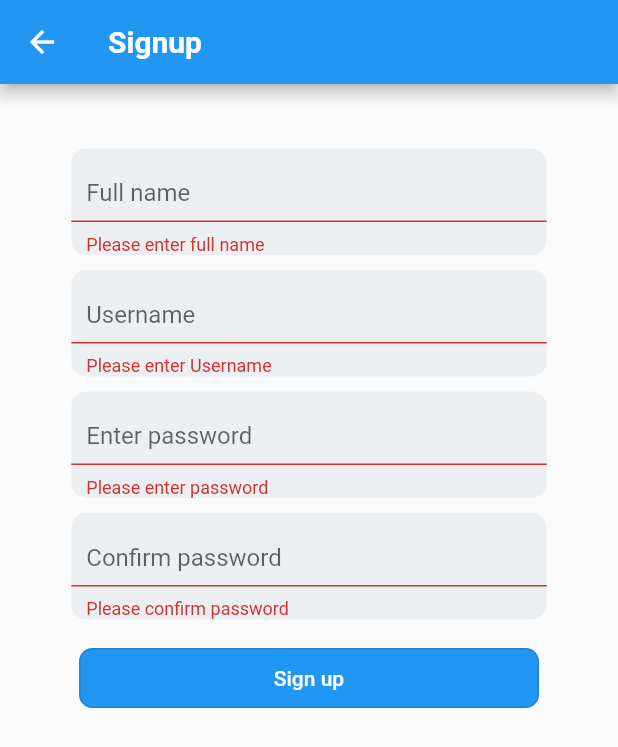
After one commit to saidmmevela/hossana_social, a Flutter app: the signup screen opened directly, after a tap on "Sign up", on a phone screen of 412 x 824 dp. The commit adds this screen. Shown: the top 747 px of the screen. Run offline on Flutter 3.47's test engine with Material 2 defaults, Android fonts, the phone set to English and light mode, and no system bars.

Commit message:
add registration page

```diff
--- a/lib/pages/login.dart
+++ b/lib/pages/login.dart
@@ -3,6 +3,7 @@ import 'dart:convert';
 import 'dart:io';
 
 import 'package:flutter/material.dart';
+import 'package:hossana_social/pages/signup.dart';
 import 'package:http/http.dart' as http;
 
 class Login extends StatefulWidget {
@@ -134,6 +135,20 @@ class _LoginState extends State<Login> {
                       }
 
                     ),
+                    SizedBox(height: 15),
+                    Text("Don't have an account?",style: TextStyle(color:Colors.blueGrey[300]),),
+                    TextButton(
+                      child: Text("Sign up",style: TextStyle(fontWeight: FontWeight.bold,color: Colors.blue,fontSize: 15),),
+
+                      onPressed: (){
+                          //route();
+                          Navigator.push(
+                            context,
+                            MaterialPageRoute(
+                                builder: (_) => signup()));
+                      },
+
+                    )
                   ],
                 ),
               )
--- /dev/null
+++ b/lib/pages/signup.dart
@@ -0,0 +1,223 @@
+//Author said mmevela
+import 'dart:convert';
+import 'dart:io';
+
+import 'package:flutter/cupertino.dart';
+import 'package:flutter/material.dart';
+import 'package:http/http.dart' as http;
+
+class signup extends StatefulWidget {
+
+  @override
+  _signupState createState() => _signupState();
+}
+
+class _signupState extends State<signup> {
+   final _formKey =GlobalKey<FormState>();
+
+  // late TabController _tabController;
+  TextEditingController _fullNameController = TextEditingController();
+  TextEditingController _usernameController = TextEditingController();
+  TextEditingController _passwordController = TextEditingController();
+  TextEditingController _passwordController1 = TextEditingController();
+
+ dynamic _value = 1;
+ dynamic _value1 = 1;
+ bool load =false;
+
+  @override
+  Widget build(BuildContext context) {
+    return Scaffold(
+      appBar: AppBar(
+        title:Text("Signup",
+       // title:Text("Vacinnes",
+            style: TextStyle(
+              fontWeight: FontWeight.bold
+            ),
+            ),
+        backgroundColor: Colors.blue,
+      ),
+      body: Container(
+        width: MediaQuery.of(context).size.width,
+        child: Padding(
+          padding: const EdgeInsets.all(8.0),
+          child: ListView(
+           // mainAxisAlignment: MainAxisAlignment.center,
+           // crossAxisAlignment: CrossAxisAlignment.center,
+            children: [
+              SizedBox(height: 35),
+              Form(
+                key:_formKey,
+                child: Column(
+                  mainAxisAlignment: MainAxisAlignment.center,
+                  crossAxisAlignment: CrossAxisAlignment.center,
+
+                  children: [
+                    Container(
+                      width: MediaQuery.of(context).size.width/1.3,
+                      decoration:BoxDecoration(
+                        color: Colors.blueGrey[50],
+                        borderRadius: BorderRadius.circular(10),
+                      ),
+                      child: TextFormField(
+                        controller: _fullNameController,
+                        decoration: const InputDecoration(
+                            hintText: "Full name",
+                            enabledBorder: OutlineInputBorder(
+                            borderRadius: BorderRadius.all(Radius.circular(10)),
+                            borderSide: BorderSide(color: Colors.white),
+                          ),
+                          focusedBorder: OutlineInputBorder(
+                            borderRadius: BorderRadius.all(Radius.circular(10)),
+                            borderSide: BorderSide(color: Colors.blueAccent),
+                          ),
+                          contentPadding: EdgeInsets.fromLTRB(10, 20, 10, 10),
+
+                          ),
+                        validator:(username){
+                          if(username!.isEmpty){
+                            return "Please enter full name";
+                          }
+                          return null;
+                        }
+                      ),
+                    ),
+                    SizedBox(height: 10),
+                    Container(
+                      width: MediaQuery.of(context).size.width/1.3,
+                      decoration:BoxDecoration(
+                        color: Colors.blueGrey[50],
+                        borderRadius: BorderRadius.circular(10),
+                      ),
+                      child: TextFormField(
+                        controller: _usernameController,
+                        decoration: const InputDecoration(
+                            hintText: "Username",
+                            enabledBorder: OutlineInputBorder(
+                            borderRadius: BorderRadius.all(Radius.circular(10)),
+                            borderSide: BorderSide(color: Colors.white),
+                          ),
+                          focusedBorder: OutlineInputBorder(
+                            borderRadius: BorderRadius.all(Radius.circular(10)),
+                            borderSide: BorderSide(color: Colors.blueAccent),
+                          ),
+                          contentPadding: EdgeInsets.fromLTRB(10, 20, 10, 10),
+
+                          ),
+                        validator:(address){
+                          if(address!.isEmpty){
+                            return "Please enter Username";
+                          }
+                          return null;
+                        }
+                      ),
+                    ),
+                    SizedBox(height: 10),
+                    Container(
+                      width: MediaQuery.of(context).size.width/1.3,
+                      decoration:BoxDecoration(
+                        color: Colors.blueGrey[50],
+                        borderRadius: BorderRadius.circular(10),
+                      ),
+                      child: TextFormField(
+                        controller: _passwordController,
+                        decoration: const InputDecoration(
+                          hintText: "Enter password",
+                          enabledBorder: OutlineInputBorder(
+                            borderRadius: BorderRadius.all(Radius.circular(10)),
+                            borderSide: BorderSide(color: Colors.white),
+                          ),
+                          focusedBorder: OutlineInputBorder(
+                            borderRadius: BorderRadius.all(Radius.circular(10)),
+                            borderSide: BorderSide(color: Colors.blueAccent),
+                          ),
+                          contentPadding: EdgeInsets.fromLTRB(10, 20, 10, 10)
+                          ),
+
+                        obscureText: true,
+                        validator:(password){
+                          if(password!.isEmpty){
+                            return "Please enter password";
+                          }
+                          return null;
+                        }
+                      ),
+                    ),
+                    SizedBox(height: 10),
+                    Container(
+                      width: MediaQuery.of(context).size.width/1.3,
+                      decoration:BoxDecoration(
+                        color: Colors.blueGrey[50],
+                        borderRadius: BorderRadius.circular(10),
+                      ),
+                      child: TextFormField(
+                        controller: _passwordController1,
+                        decoration: const InputDecoration(
+                          hintText: "Confirm password",
+                          enabledBorder: OutlineInputBorder(
+                            borderRadius: BorderRadius.all(Radius.circular(10)),
+                            borderSide: BorderSide(color: Colors.white),
+                          ),
+                          focusedBorder: OutlineInputBorder(
+                            borderRadius: BorderRadius.all(Radius.circular(10)),
+                            borderSide: BorderSide(color: Colors.blueAccent),
+                          ),
+                          contentPadding: EdgeInsets.fromLTRB(10, 20, 10, 10)
+                          ),
+
+                        obscureText: true,
+                        validator:(cpassword){
+                          if(cpassword!.isEmpty){
+                            return "Please confirm password";
+                          }
+                          else if(_passwordController1.text !=_passwordController.text){
+                            return "Please password must match";
+                          }
+                          return null;
+                        }
+                      ),
+                    ),
+                    SizedBox(height: 15),
+                    load?Center(child: CircularProgressIndicator()):
+                    OutlinedButton(
+                      child: Container(
+                        width:MediaQuery.of(context).size.width/1.5,
+                        child: Padding(
+                          padding: const EdgeInsets.all(12.0),
+                          child: Center(child: Text("Sign up")),
+                        )
+                      ),
+                      style: OutlinedButton.styleFrom(
+                        primary: Colors.white,
+                        onSurface: Colors.red,
+
+                        backgroundColor: Colors.blue,
+                        shape: const RoundedRectangleBorder(
+                          borderRadius: BorderRadius.all(Radius.circular(9)),
+                        )
+                      ),
+
+                      onPressed: () async {
+                        if(_formKey.currentState!.validate()){
+                            // print("object");
+                            //login();
+
+                        }
+
+
+                      }
+
+                    ),
+
+                  ],
+                ),
+              )
+            ],
+          ),
+        ),
+      ),
+    );
+  }
+}
+
+//Author said mmevela
```
